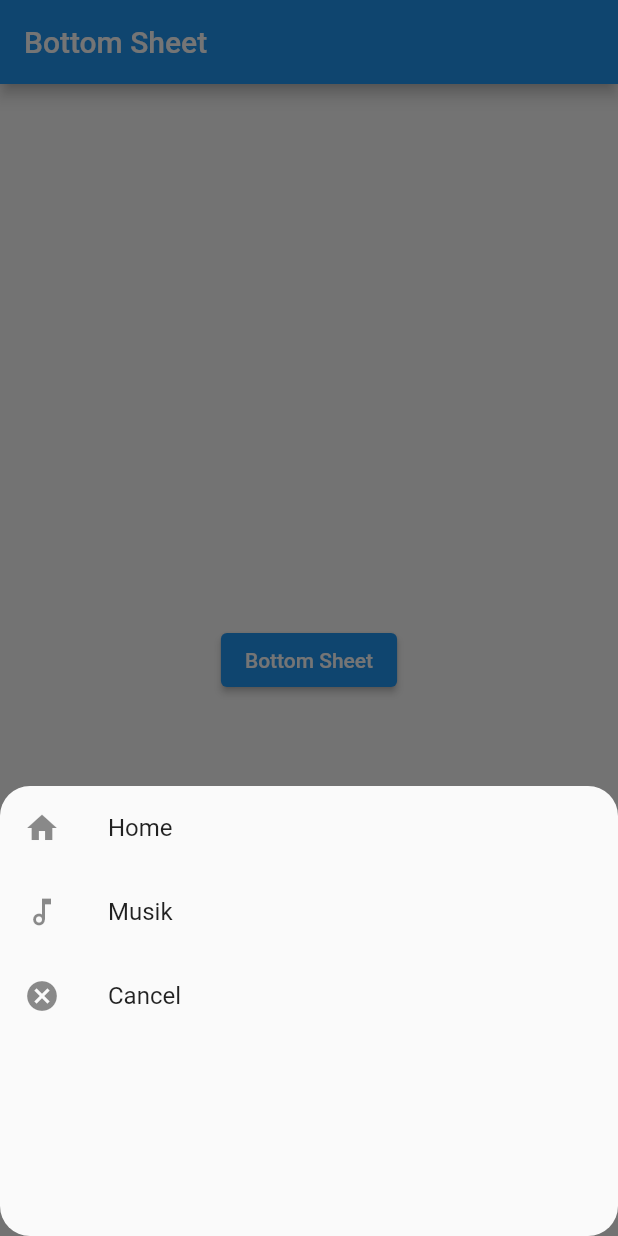
After one commit to Hayolox/latihan_flutter, a Flutter app: the screen it shows after launch, after a tap on "Bottom Sheet", on a phone screen of 412 x 824 dp. The commit adds this screen. Run offline on Flutter 3.47's test engine with Material 2 defaults, Android fonts, the phone set to English and light mode, and no system bars; our stand-ins replace dropdown_search.

Commit message:
Navigation Sheet

```diff
--- a/lib/main.dart
+++ b/lib/main.dart
@@ -25,6 +25,7 @@ import 'widgets/textField.dart';
 import 'widgets/tabBar_Latihan.dart';
 import 'widgets/dropDown.dart';
 import 'widgets/bottomNav.dart';
+import 'widgets/bottomSheet.dart';
 
 void main() {
   runApp(MyApp());
@@ -38,7 +39,7 @@ class MyApp extends StatelessWidget {
     return MaterialApp(
       debugShowCheckedModeBanner: false,
       color: Colors.teal,
-      home: bottomNavigator(),
+      home: bottomSheet(),
     );
   }
 }
--- /dev/null
+++ b/lib/widgets/bottomSheet.dart
@@ -0,0 +1,49 @@
+import 'package:flutter/material.dart';
+
+class bottomSheet extends StatelessWidget {
+  const bottomSheet({Key? key}) : super(key: key);
+
+  @override
+  Widget build(BuildContext context) {
+    return Scaffold(
+      appBar: AppBar(
+        title: Text('Bottom Sheet'),
+      ),
+      body: Center(
+        child: ElevatedButton(
+            onPressed: () {
+              showModalBottomSheet(
+                isDismissible: false,
+                shape: RoundedRectangleBorder(
+                    borderRadius: BorderRadius.circular(20)),
+                context: context,
+                builder: (context) => Container(
+                  height: 300,
+                  // color: Colors.white,
+                  child: ListView(
+                    children: [
+                      ListTile(
+                        onTap: () => print('Home'),
+                        leading: Icon(Icons.home),
+                        title: Text('Home'),
+                      ),
+                      ListTile(
+                        onTap: () => print('Musik'),
+                        leading: Icon(Icons.music_note_outlined),
+                        title: Text('Musik'),
+                      ),
+                      ListTile(
+                        onTap: () => Navigator.pop(context),
+                        leading: Icon(Icons.cancel),
+                        title: Text('Cancel'),
+                      ),
+                    ],
+                  ),
+                ),
+              );
+            },
+            child: Text('Bottom Sheet')),
+      ),
+    );
+  }
+}
```
